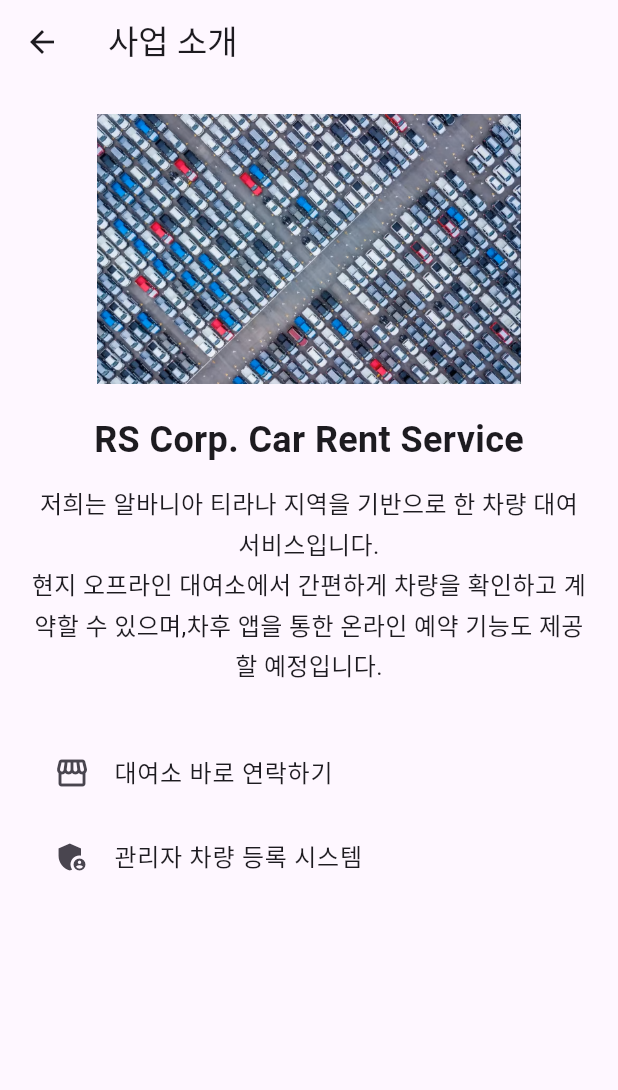
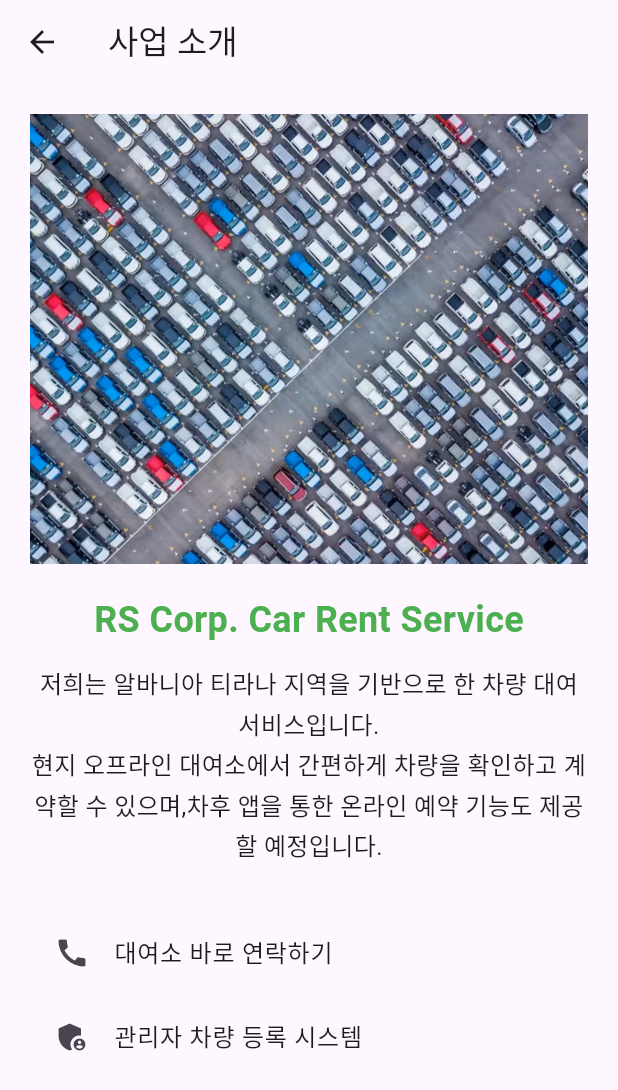
Before and after one commit to sssslu/CarRentService, a Flutter app: the screen it shows after launch, after a tap on "사업 소개", on a phone screen of 412 x 824 dp. Shown: the top 1090 px of the screen. Run offline on Flutter 3.47's test engine with Material 3 defaults, Android fonts, the phone set to English and light mode, and no system bars; missing offline and left inert: dart:html; network calls fail; key blocks and very long unbroken strings in the code were emptied for the run.

Commit message:
rs image added

```diff
--- a/lib/screens/about_screen.dart
+++ b/lib/screens/about_screen.dart
@@ -17,13 +17,13 @@
           children: [
             Image.asset(
               'assets/cars.png',
-              height: 180,
+              height: 300,
               fit: BoxFit.cover,
             ),
             const SizedBox(height: 20),
             Text(
               "RS Corp. Car Rent Service",
-              style: const TextStyle(fontSize: 24, fontWeight: FontWeight.bold),
+              style: const TextStyle(fontSize: 24, fontWeight: FontWeight.bold,color: Colors.green,),
             ),
             const SizedBox(height: 12),
             Text(
@@ -33,7 +33,7 @@
             ),
             const SizedBox(height: 30),
             ListTile(
-              leading: const Icon(Icons.storefront),
+              leading: const Icon(Icons.call),
               title: Text(t.aboutContactBranch),
             ),
             ListTile(
--- a/lib/screens/home_screen.dart
+++ b/lib/screens/home_screen.dart
@@ -40,7 +40,7 @@
               style: TextStyle(
                 fontSize: 22,
                 fontWeight: FontWeight.bold,
-                color: Colors.blue,
+                color: Colors.green,
               ),
             ),
             const SizedBox(height: 20),
```
Also changed, not shown: assets/cars2.png (added), rs small.png (added), 3 other files.
